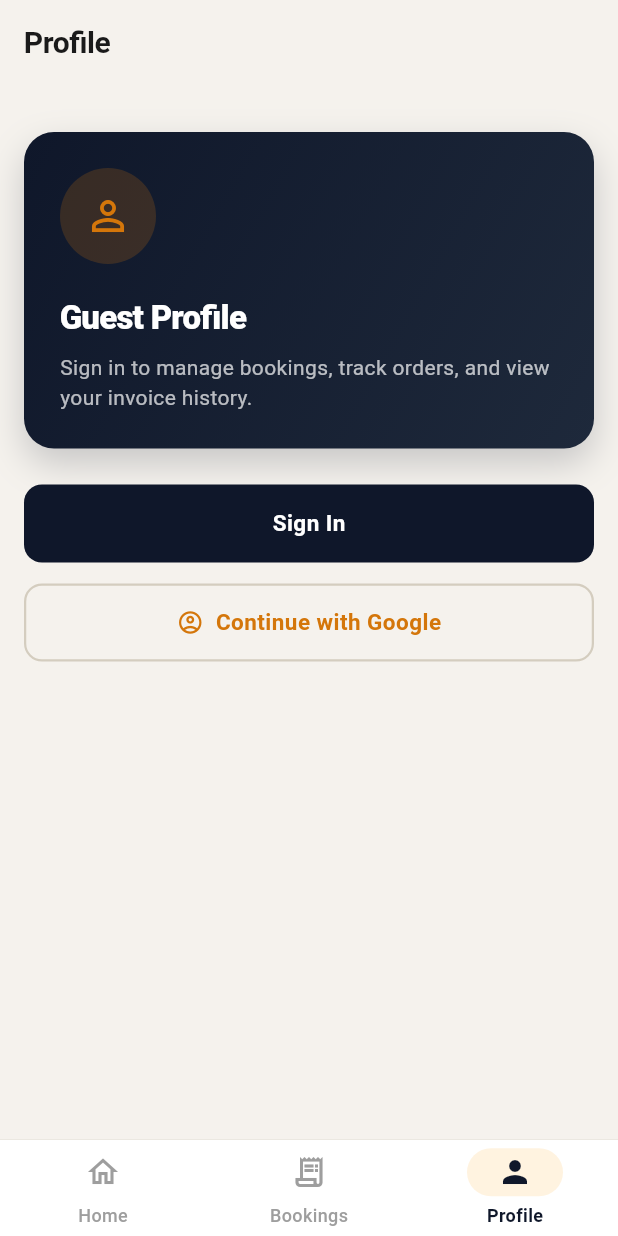
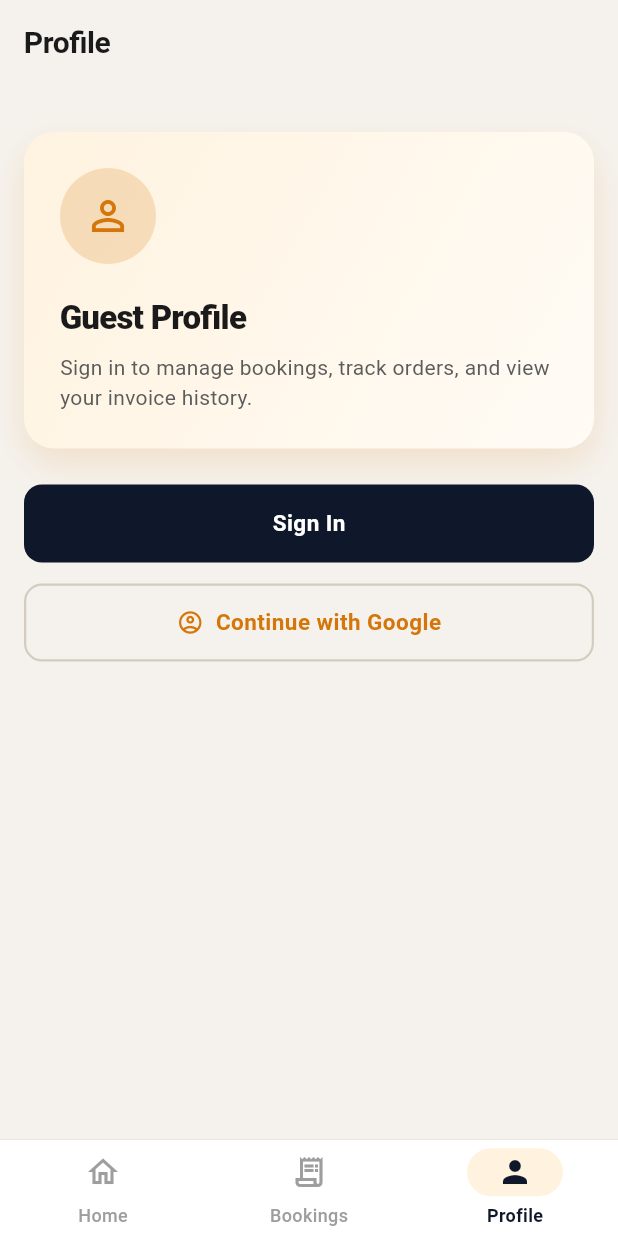
Before and after one commit to Pushkarjay/SafeCom-Application, a Flutter app: the ProfileScreen screen opened by its route, on a phone screen of 412 x 824 dp. Run offline on Flutter 3.47's test engine with Material 3 defaults, Android fonts, the phone set to English and light mode, and no system bars; our stand-ins replace dio, firebase_auth, firebase_core, firebase_messaging, flutter_riverpod, geocoding and 6 more; missing offline and left inert: razorpay_flutter; accounts and stored records are empty; network calls fail.

Commit message:
fix: replace all dark navy/blue colors with warm amber theme, fix text wrapping
- Replace dark navy gradients (0xFF0F172A/0xFF1E293B) with warm cream-amber gradient across 6 screens
- Replace dark blue colors with AppColors.secondary (amber)
- Replace slate gray with AppColors.textSecondary
- Replace light blue tints with secondaryLight (amber-tinted)
- Remove all maxLines/TextOverflow.ellipsis truncation - text now wraps fully

```diff
--- a/mobile_customer/lib/features/home/widgets/service_grid.dart
+++ b/mobile_customer/lib/features/home/widgets/service_grid.dart
@@ -66,8 +66,6 @@
                       fontWeight: FontWeight.w600,
                       color: AppColors.textPrimary,
                     ),
-                    maxLines: 2,
-                    overflow: TextOverflow.ellipsis,
                   ),
                 ],
               ),
--- a/mobile_customer/lib/features/info/about_screen.dart
+++ b/mobile_customer/lib/features/info/about_screen.dart
@@ -22,7 +22,7 @@
                   gradient: LinearGradient(
                     begin: Alignment.topLeft,
                     end: Alignment.bottomRight,
-                    colors: [AppColors.primary, Color(0xFF22C55E)],
+                    colors: [AppColors.primary, const Color(0xFFD4760A)],
                   ),
                 ),
                 child: Column(
@@ -97,7 +97,7 @@
                     'Book home services. Pay in the app.',
                     style: TextStyle(
                       fontSize: 16,
-                      color: Color(0xFF475569),
+                      color: AppColors.textSecondary,
                     ),
                   ),
                   const SizedBox(height: 24),
@@ -201,7 +201,7 @@
               text,
               style: const TextStyle(
                 fontSize: 14,
-                color: Color(0xFF475569),
+                color: AppColors.textSecondary,
               ),
             ),
           ),
--- a/mobile_customer/lib/features/invoice/installation_customization_screen.dart
+++ b/mobile_customer/lib/features/invoice/installation_customization_screen.dart
@@ -246,7 +246,7 @@
           mainAxisSize: MainAxisSize.min,
           children: [
             Flexible(
-              child: Text(item.name, style: const TextStyle(fontWeight: FontWeight.w600), overflow: TextOverflow.ellipsis),
+              child: Text(item.name, style: const TextStyle(fontWeight: FontWeight.w600)),
             ),
             const SizedBox(width: 4),
             Container(
--- a/mobile_customer/lib/features/profile/screens/booking_detail_screen.dart
+++ b/mobile_customer/lib/features/profile/screens/booking_detail_screen.dart
@@ -292,7 +292,7 @@
       case 'in_progress':
       case 'in-progress':
       case 'assigned':
-        return ('IN PROGRESS', Icons.hourglass_top, const Color(0xFF3B82F6));
+        return ('IN PROGRESS', Icons.hourglass_top, AppColors.secondary);
       case 'confirmed':
         return ('CONFIRMED', Icons.thumb_up, const Color(0xFF6366F1));
       case 'cancelled':
--- a/mobile_customer/lib/features/profile/screens/order_history_screen.dart
+++ b/mobile_customer/lib/features/profile/screens/order_history_screen.dart
@@ -295,8 +295,6 @@
                     Expanded(
                       child: Text(
                         booking.location!,
-                        maxLines: 1,
-                        overflow: TextOverflow.ellipsis,
                         style: const TextStyle(
                           fontSize: 12,
                           color: AppColors.textSecondary,
--- a/mobile_customer/lib/features/profile/screens/profile_screen.dart
+++ b/mobile_customer/lib/features/profile/screens/profile_screen.dart
@@ -181,8 +181,8 @@
                   decoration: BoxDecoration(
                     gradient: const LinearGradient(
                       colors: [
-                        Color(0xFF0F172A),
-                        Color(0xFF1E293B),
+                        Color(0xFFFFF3E0),
+                        Color(0xFFFFFBF5),
                       ],
                       begin: Alignment.topLeft,
                       end: Alignment.bottomRight,
@@ -190,7 +190,7 @@
                     borderRadius: BorderRadius.circular(20),
                     boxShadow: [
                       BoxShadow(
-                        color: AppColors.primary.withOpacity(0.2),
+                        color: AppColors.secondary.withOpacity(0.15),
                         blurRadius: 20,
                         offset: const Offset(0, 10),
                       ),
@@ -211,7 +211,7 @@
                       const Text(
                         'Guest Profile',
                         style: TextStyle(
-                          color: Colors.white,
+                          color: AppColors.textPrimary,
                           fontSize: 22,
                           fontWeight: FontWeight.w800,
                           letterSpacing: -0.5,
@@ -221,7 +221,7 @@
                       Text(
                         'Sign in to manage bookings, track orders, and view your invoice history.',
                         style: TextStyle(
-                          color: Colors.white.withOpacity(0.7),
+                          color: AppColors.textSecondary,
                           fontSize: 14,
                           height: 1.4,
                         ),
@@ -287,8 +287,8 @@
                 decoration: BoxDecoration(
                   gradient: const LinearGradient(
                     colors: [
-                      Color(0xFF0F172A),
-                      Color(0xFF1E293B),
+                      Color(0xFFFFF3E0),
+                      Color(0xFFFFFBF5),
                     ],
                     begin: Alignment.topLeft,
                     end: Alignment.bottomRight,
@@ -296,7 +296,7 @@
                   borderRadius: BorderRadius.circular(20),
                   boxShadow: [
                     BoxShadow(
-                      color: AppColors.primary.withOpacity(0.2),
+                      color: AppColors.secondary.withOpacity(0.15),
                       blurRadius: 20,
                       offset: const Offset(0, 10),
                     ),
@@ -311,8 +311,8 @@
                         height: 90,
                         decoration: BoxDecoration(
                           shape: BoxShape.circle,
-                          color: Colors.white,
-                          border: Border.all(color: Colors.white.withOpacity(0.5), width: 4),
+                          color: AppColors.surface,
+                          border: Border.all(color: AppColors.secondary.withOpacity(0.3), width: 4),
                           image: customer.profileImage != null
                               ? DecorationImage(
                                   image: NetworkImage(customer.profileImage!),
@@ -336,7 +336,7 @@
                     Text(
                       customer.name,
                       style: const TextStyle(
-                        color: Colors.white,
+                        color: AppColors.textPrimary,
                         fontSize: 22,
                         fontWeight: FontWeight.w800,
                         letterSpacing: -0.5,
@@ -346,7 +346,7 @@
                     Text(
                       customer.email,
                       style: TextStyle(
-                        color: Colors.white.withOpacity(0.8),
+                        color: AppColors.textSecondary,
                         fontSize: 14,
                         fontWeight: FontWeight.w500,
                       ),
--- a/mobile_customer/lib/features/services/package_selection_screen.dart
+++ b/mobile_customer/lib/features/services/package_selection_screen.dart
@@ -77,8 +77,7 @@
                               Text(
                                 group.description.isNotEmpty ? group.description : 'Base price starts at',
                                 style: Theme.of(context).textTheme.bodySmall,
-                                maxLines: 2,
-                                overflow: TextOverflow.ellipsis,
+
                               ),
                             ],
                           ),
--- a/mobile_customer/lib/features/services/service_placeholder_screen.dart
+++ b/mobile_customer/lib/features/services/service_placeholder_screen.dart
@@ -33,7 +33,7 @@
                 height: 88,
                 width: 88,
                 decoration: const BoxDecoration(
-                  color: Color(0xFFEFF6FF),
+                  color: Color(0xFFFFF3E0),
                   shape: BoxShape.circle,
                 ),
                 child: const Icon(
@@ -53,7 +53,7 @@
               Text(
                 'This dedicated flow is next in implementation. Dynamic packages, invoice and booking steps will be connected here.',
                 style: Theme.of(context).textTheme.bodyMedium?.copyWith(
-                      color: const Color(0xFF475569),
+                      color: AppColors.textSecondary,
                     ),
                 textAlign: TextAlign.center,
               ),
--- a/mobile_customer/lib/features/services/service_type_screen.dart
+++ b/mobile_customer/lib/features/services/service_type_screen.dart
@@ -61,7 +61,7 @@
                     height: 42,
                     width: 42,
                     decoration: BoxDecoration(
-                      color: const Color(0xFFEFF6FF),
+                      color: const Color(0xFFFFF3E0),
                       borderRadius: BorderRadius.circular(12),
                     ),
                     child: const Icon(Icons.videocam_outlined,
@@ -82,8 +82,7 @@
                         Text(
                           category.description.isNotEmpty ? category.description : 'Continue with package selection and live invoice customization.',
                           style: Theme.of(context).textTheme.bodySmall,
-                          maxLines: 2,
-                          overflow: TextOverflow.ellipsis,
+
                         ),
                       ],
                     ),
```
Also changed, not shown: mobile_customer/lib/core/sdui/sdui_builders.dart (+2 -10 lines), mobile_customer/lib/features/booking/recommendation_screen.dart (+7 -9 lines), mobile_customer/lib/features/booking/scheduling_screen.dart (+5 -5 lines), mobile_customer/lib/features/home/fallback_home_content.dart (+5 -5 lines), mobile_customer/lib/features/home/widgets/location_header.dart (+8 -10 lines), mobile_customer/lib/features/home/widgets/promo_banner.dart (+5 -5 lines), mobile_customer/lib/features/services/products_discovery_screen.dart (+1 -7 lines).
